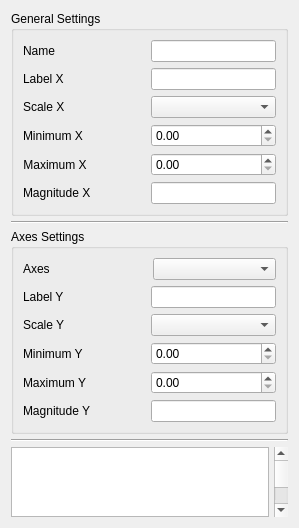
Qt form plot_tool/designer/plotter_visor/plotter_visor_ui.ui (grupo-tc-volcan/plot-tool) before a commit.
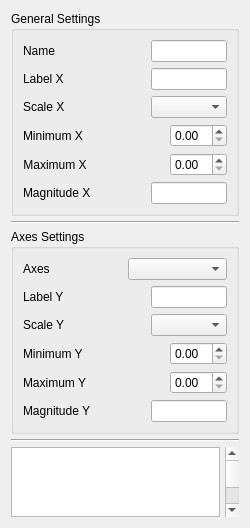
The same form after that commit.

Commit message: Legend and Plotter color properties added

```diff
--- a/plot_tool/designer/plotter_visor/plotter_visor_ui.ui
+++ b/plot_tool/designer/plotter_visor/plotter_visor_ui.ui
@@ -6,10 +6,22 @@
    <rect>
     <x>0</x>
     <y>0</y>
-    <width>299</width>
-    <height>513</height>
+    <width>250</width>
+    <height>521</height>
    </rect>
   </property>
+  <property name="sizePolicy">
+   <sizepolicy hsizetype="Maximum" vsizetype="Preferred">
+    <horstretch>0</horstretch>
+    <verstretch>0</verstretch>
+   </sizepolicy>
+  </property>
+  <property name="maximumSize">
+   <size>
+    <width>250</width>
+    <height>16777215</height>
+   </size>
+  </property>
   <property name="windowTitle">
    <string>Form</string>
   </property>
@@ -28,13 +40,6 @@
         <property name="horizontalSpacing">
          <number>60</number>
         </property>
-        <item row="3" column="0">
-         <widget class="QLabel" name="label_4">
-          <property name="text">
-           <string>Minimum X</string>
-          </property>
-         </widget>
-        </item>
         <item row="1" column="0">
          <widget class="QLabel" name="label_2">
           <property name="text">
@@ -42,8 +47,12 @@
           </property>
          </widget>
         </item>
-        <item row="0" column="1">
-         <widget class="QLineEdit" name="lineEdit"/>
+        <item row="3" column="0">
+         <widget class="QLabel" name="label_4">
+          <property name="text">
+           <string>Minimum X</string>
+          </property>
+         </widget>
         </item>
         <item row="4" column="0" alignment="Qt::AlignLeft">
          <widget class="QLabel" name="label_5">
@@ -59,10 +68,23 @@
          </widget>
         </item>
         <item row="1" column="1">
-         <widget class="QLineEdit" name="lineEdit_2"/>
+         <widget class="QLineEdit" name="xLabel"/>
         </item>
-        <item row="4" column="1">
-         <widget class="QDoubleSpinBox" name="doubleSpinBox_2"/>
+        <item row="4" column="1" alignment="Qt::AlignRight">
+         <widget class="QDoubleSpinBox" name="xMaximum">
+          <property name="sizePolicy">
+           <sizepolicy hsizetype="Maximum" vsizetype="Fixed">
+            <horstretch>0</horstretch>
+            <verstretch>0</verstretch>
+           </sizepolicy>
+          </property>
+          <property name="maximumSize">
+           <size>
+            <width>60</width>
+            <height>16777215</height>
+           </size>
+          </property>
+         </widget>
         </item>
         <item row="2" column="0" alignment="Qt::AlignLeft">
          <widget class="QLabel" name="label_3">
@@ -72,10 +94,7 @@
          </widget>
         </item>
         <item row="2" column="1">
-         <widget class="QComboBox" name="comboBox"/>
-        </item>
-        <item row="3" column="1">
-         <widget class="QDoubleSpinBox" name="doubleSpinBox"/>
+         <widget class="QComboBox" name="xScale"/>
         </item>
         <item row="0" column="0" alignment="Qt::AlignLeft|Qt::AlignVCenter">
          <widget class="QLabel" name="label">
@@ -84,6 +103,29 @@
           </property>
          </widget>
         </item>
+        <item row="3" column="1" alignment="Qt::AlignRight">
+         <widget class="QDoubleSpinBox" name="xMinimum">
+          <property name="sizePolicy">
+           <sizepolicy hsizetype="Maximum" vsizetype="Fixed">
+            <horstretch>0</horstretch>
+            <verstretch>0</verstretch>
+           </sizepolicy>
+          </property>
+          <property name="maximumSize">
+           <size>
+            <width>60</width>
+            <height>16777215</height>
+           </size>
+          </property>
+         </widget>
+        </item>
+        <item row="5" column="1">
+         <widget class="QLineEdit" name="xMagnitude">
+          <property name="readOnly">
+           <bool>true</bool>
+          </property>
+         </widget>
+        </item>
         <item row="5" column="0">
          <widget class="QLabel" name="label_6">
           <property name="text">
@@ -91,12 +133,8 @@
           </property>
          </widget>
         </item>
-        <item row="5" column="1">
-         <widget class="QLineEdit" name="lineEdit_3">
-          <property name="readOnly">
-           <bool>true</bool>
-          </property>
-         </widget>
+        <item row="0" column="1">
+         <widget class="QLineEdit" name="name"/>
         </item>
        </layout>
       </item>
@@ -126,7 +164,7 @@
          </widget>
         </item>
         <item row="0" column="1">
-         <widget class="QComboBox" name="comboBox_2"/>
+         <widget class="QComboBox" name="axes"/>
         </item>
        </layout>
       </item>
@@ -150,10 +188,23 @@
          </widget>
         </item>
         <item row="0" column="1">
-         <widget class="QLineEdit" name="lineEdit_4"/>
+         <widget class="QLineEdit" name="yLabel"/>
         </item>
-        <item row="2" column="1">
-         <widget class="QDoubleSpinBox" name="doubleSpinBox_3"/>
+        <item row="2" column="1" alignment="Qt::AlignRight">
+         <widget class="QDoubleSpinBox" name="yMinimum">
+          <property name="sizePolicy">
+           <sizepolicy hsizetype="Maximum" vsizetype="Fixed">
+            <horstretch>0</horstretch>
+            <verstretch>0</verstretch>
+           </sizepolicy>
+          </property>
+          <property name="maximumSize">
+           <size>
+            <width>60</width>
+            <height>16777215</height>
+           </size>
+          </property>
+         </widget>
         </item>
         <item row="1" column="0">
          <widget class="QLabel" name="label_9">
@@ -163,10 +214,23 @@
          </widget>
         </item>
         <item row="1" column="1">
-         <widget class="QComboBox" name="comboBox_3"/>
+         <widget class="QComboBox" name="yScale"/>
         </item>
-        <item row="3" column="1">
-         <widget class="QDoubleSpinBox" name="doubleSpinBox_4"/>
+        <item row="3" column="1" alignment="Qt::AlignRight">
+         <widget class="QDoubleSpinBox" name="yMaximum">
+          <property name="sizePolicy">
+           <sizepolicy hsizetype="Maximum" vsizetype="Fixed">
+            <horstretch>0</horstretch>
+            <verstretch>0</verstretch>
+           </sizepolicy>
+          </property>
+          <property name="maximumSize">
+           <size>
+            <width>60</width>
+            <height>16777215</height>
+           </size>
+          </property>
+         </widget>
         </item>
         <item row="3" column="0">
          <widget class="QLabel" name="label_11">
@@ -183,7 +247,7 @@
          </widget>
         </item>
         <item row="4" column="1">
-         <widget class="QLineEdit" name="lineEdit_5">
+         <widget class="QLineEdit" name="yMagnitude">
           <property name="readOnly">
            <bool>true</bool>
           </property>
@@ -215,6 +279,9 @@
      </item>
     </layout>
    </item>
+   <item>
+    <layout class="QHBoxLayout" name="horizontalLayout_2"/>
+   </item>
   </layout>
  </widget>
  <resources/>
```
The commit also changes 23 other files.
